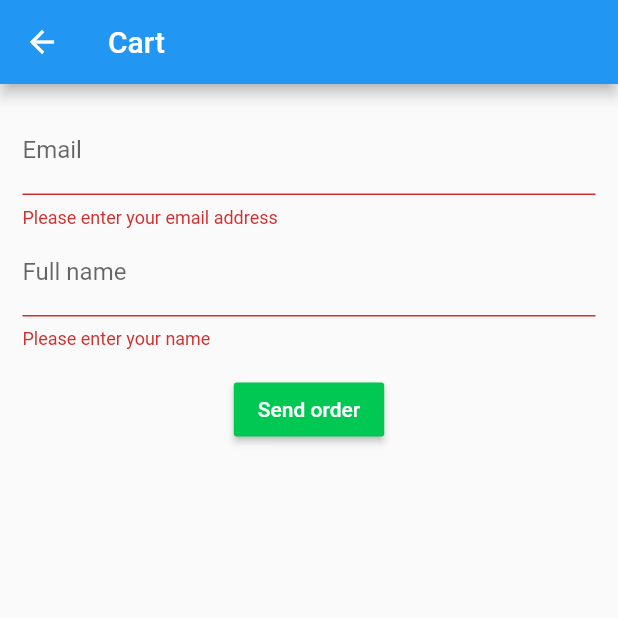
After one commit to gaboe/mabshop, a Flutter app: the SecondStep screen opened by its route, after a tap on "Send order", on a phone screen of 412 x 824 dp, the top half of it. The commit adds this screen. Run offline on Flutter 3.47's test engine with Material 2 defaults, Android fonts, the phone set to English and light mode, and no system bars; our stand-ins replace rxdart, sqflite; accounts and stored records are empty.

Commit message:
Add form with email and full name

```diff
--- a/client/lib/main.dart
+++ b/client/lib/main.dart
@@ -1,5 +1,6 @@
 import 'package:flutter/material.dart';
-import 'package:mobshop/screens/cart/cart.dart';
+import 'package:mobshop/screens/cart/firstStep.dart';
+import 'package:mobshop/screens/cart/secondStep.dart';
 import 'package:mobshop/screens/catalogue/catalogue.dart';
 import 'package:mobshop/screens/home/home.dart';
 
@@ -16,7 +17,8 @@ class MyApp extends StatelessWidget {
       home: HomePage(title: 'MobShop'),
       routes: <String, WidgetBuilder>{
         CataloguePage.routeName: (BuildContext context) => new CataloguePage(),
-        CartPage.routeName: (BuildContext context) => new CartPage()
+        FirstStep.routeName: (BuildContext context) => new FirstStep(),
+        SecondStep.routeName: (BuildContext context) => new SecondStep()
       },
     );
   }
--- a/client/lib/screens/cart/cartIcon.dart
+++ b/client/lib/screens/cart/cartIcon.dart
@@ -1,5 +1,5 @@
 import 'package:flutter/material.dart';
-import 'package:mobshop/screens/cart/cart.dart';
+import 'package:mobshop/screens/cart/firstStep.dart';
 
 class CartIcon extends StatelessWidget {
   const CartIcon({
@@ -11,7 +11,7 @@ class CartIcon extends StatelessWidget {
     return IconButton(
       icon: Icon(Icons.shopping_basket),
       onPressed: () {
-        Navigator.of(context).pushNamed(CartPage.routeName);
+        Navigator.of(context).pushNamed(FirstStep.routeName);
       },
     );
   }
--- /dev/null
+++ b/client/lib/screens/cart/secondStep.dart
@@ -0,0 +1,81 @@
+// Create a Form Widget
+
+import 'package:flutter/material.dart';
+
+class SecondStep extends StatefulWidget {
+  static const String routeName = "/secondStep";
+
+  @override
+  SecondStepState createState() {
+    return SecondStepState();
+  }
+}
+
+// Create a corresponding State class. This class will hold the data related to
+// the form.
+class SecondStepState extends State<SecondStep> {
+  // Create a global key that will uniquely identify the Form widget and allow
+  // us to validate the form
+  //
+  // Note: This is a GlobalKey<FormState>, not a GlobalKey<MyCustomFormState>!
+  final _formKey = GlobalKey<FormState>();
+
+  @override
+  Widget build(BuildContext context) {
+    // Build a Form widget using the _formKey we created above
+    return Scaffold(
+      appBar: AppBar(
+        title: Text("Cart"),
+      ),
+      body: Container(
+        child: Form(
+          key: _formKey,
+          child: Padding(
+            padding: EdgeInsets.all(15),
+            child: Column(
+              children: <Widget>[
+                TextFormField(
+                  keyboardType: TextInputType.emailAddress,
+                  decoration: InputDecoration(
+                    labelText: "Email",
+                    hintText: "test@email.com",
+                  ),
+                  validator: (value) {
+                    if (value.isEmpty) {
+                      return 'Please enter your email address';
+                    }
+                  },
+                ),
+                TextFormField(
+                  keyboardType: TextInputType.text,
+                  decoration: InputDecoration(
+                    labelText: "Full name",
+                  ),
+                  validator: (value) {
+                    if (value.isEmpty) {
+                      return 'Please enter your name';
+                    }
+                  },
+                ),
+                Padding(
+                  padding: const EdgeInsets.symmetric(vertical: 16.0),
+                  child: RaisedButton(
+                    textColor: Colors.white,
+                    color: Colors.greenAccent[700],
+                    onPressed: () {
+                      if (_formKey.currentState.validate()) {
+                        Scaffold.of(context).showSnackBar(
+                            SnackBar(content: Text('Processing Data')));
+                      }
+                    },
+                    child: Text('Send order'),
+                  ),
+                ),
+              ],
+            ),
+          ),
+        ),
+      ),
+    );
+  }
+}
```
Also changed, not shown: client/lib/screens/cart/firstStep.dart (renamed from client/lib/screens/cart/cart.dart, +23 -5 lines).
